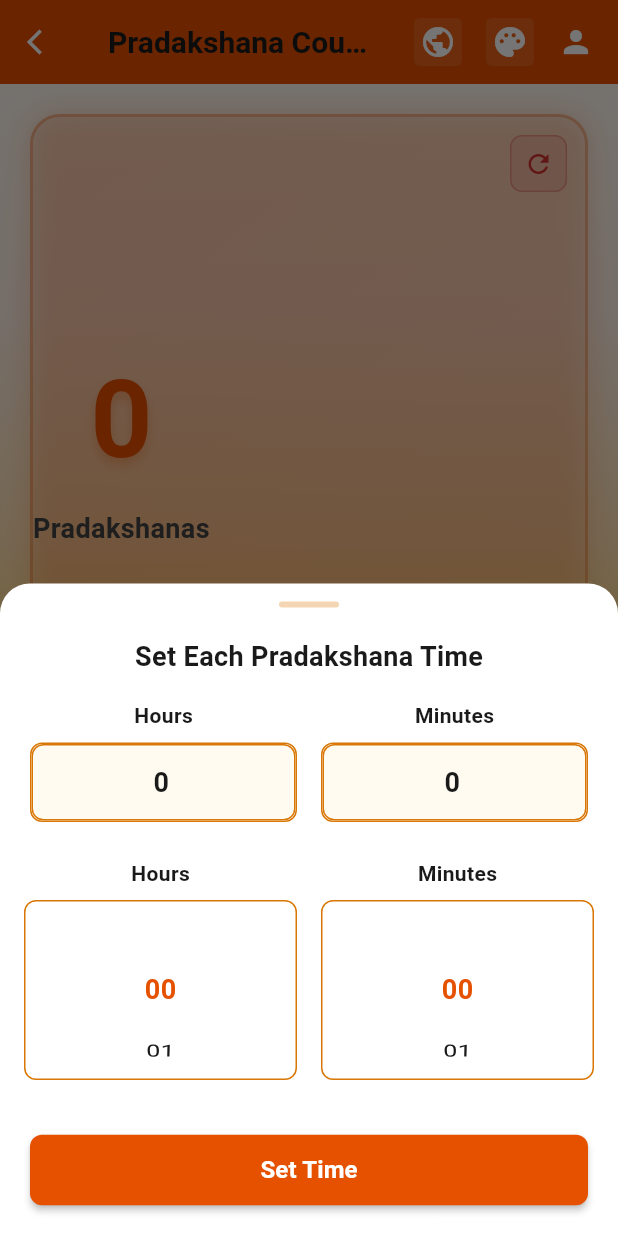
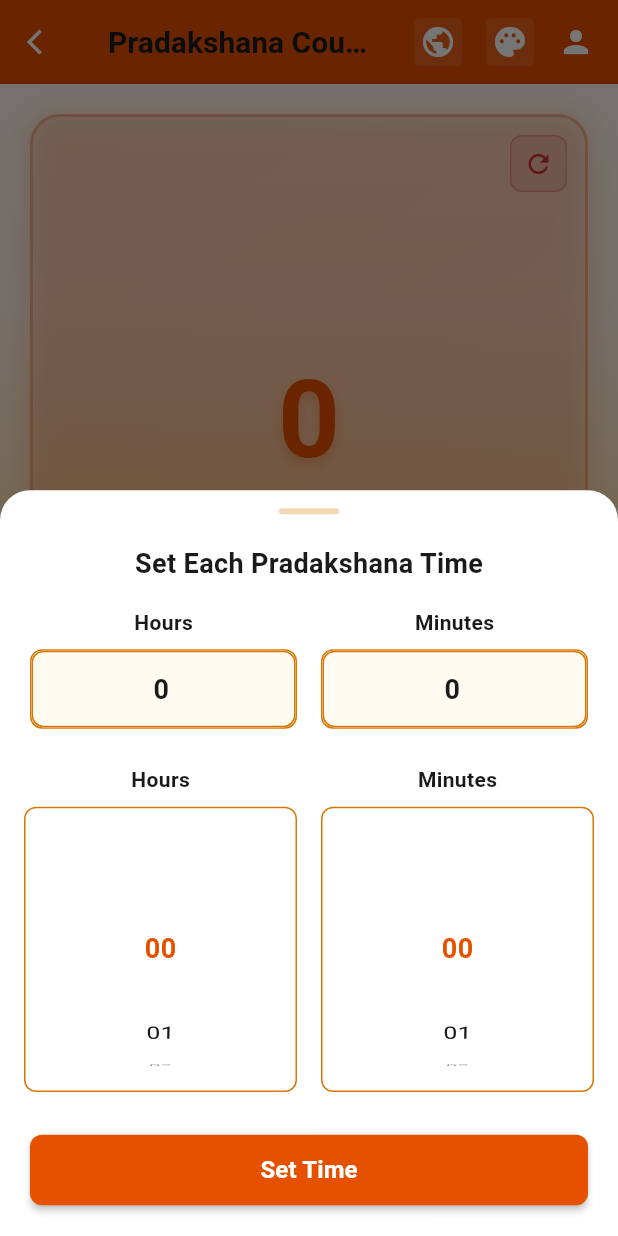
Before and after one commit to SkVk7/skvk-flutter, a Flutter app: the PradakshanaScreen screen opened by its route, after a tap on "Each Pradakshana Time", on a phone screen of 412 x 824 dp. Run offline on Flutter 3.47's test engine with Material 3 defaults, Android fonts, the light colour scheme and no system bars; our stand-ins replace dartz, equatable, flutter_riverpod, google_fonts, image_picker, lucide_flutter and 2 more; missing offline and left inert: universal_html; accounts and stored records are empty.

Commit message:
Enhance Pradakshana screen with dynamic cooldown handling and responsive UI adjustments. Implemented logic to enable button when cooldown duration is zero, improved layout for time selector with responsive height calculations, and ensured proper state management for cooldown duration updates.

```diff
--- a/lib/screens/pradakshana_screen.dart
+++ b/lib/screens/pradakshana_screen.dart
@@ -182,6 +182,15 @@ class _PradakshanaScreenState extends ConsumerState<PradakshanaScreen>
 
   // Calculate dynamic cooldown based on time difference
   void _calculateAndApplyDynamicCooldown() {
+    // If cooldown duration is zero, button should always be enabled
+    if (_cooldownDuration.inSeconds == 0) {
+      setState(() {
+        _isButtonDisabled = false;
+        _remainingCooldown = Duration.zero;
+      });
+      return;
+    }
+
     if (_lastTriggerTime == null) {
       // No previous trigger, button should be enabled
       setState(() {
@@ -395,7 +404,8 @@ class _PradakshanaScreenState extends ConsumerState<PradakshanaScreen>
     setState(() {
       _pradakshanaCount++;
       _lastTriggerTime = DateTime.now();
-      _isButtonDisabled = true;
+      // Only disable button if cooldown duration is greater than zero
+      _isButtonDisabled = _cooldownDuration.inSeconds > 0;
     });
 
     // Save count and trigger time to storage
@@ -407,8 +417,8 @@ class _PradakshanaScreenState extends ConsumerState<PradakshanaScreen>
       _countAnimationController.reverse();
     });
 
-    // Start dynamic cooldown timer
-    _startDynamicCooldownTimer();
+    // Calculate and apply cooldown immediately (handles zero cooldown case)
+    _calculateAndApplyDynamicCooldown();
   }
 
 
@@ -435,20 +445,35 @@ class _PradakshanaScreenState extends ConsumerState<PradakshanaScreen>
     showModalBottomSheet(
       context: context,
       backgroundColor: Colors.transparent,
+      isScrollControlled: true,
       builder: (context) => _buildTimeSelectorSheet(),
     );
   }
 
   Widget _buildTimeSelectorSheet() {
+    return LayoutBuilder(
+      builder: (context, constraints) {
+        // Calculate responsive max height based on screen size and safe area
+        final screenHeight = MediaQuery.of(context).size.height;
+        final safeAreaPadding = MediaQuery.of(context).padding;
+        final availableHeight = screenHeight - safeAreaPadding.top - safeAreaPadding.bottom;
+        final maxHeight = ResponsiveSystem.responsive(
+          context,
+          mobile: availableHeight * 0.85,
+          tablet: availableHeight * 0.80,
+          desktop: availableHeight * 0.75,
+          largeDesktop: availableHeight * 0.75,
+        );
+
         return Container(
           constraints: BoxConstraints(
-        maxHeight: MediaQuery.of(context).size.height * 0.8,
+            maxHeight: maxHeight,
           ),
           decoration: BoxDecoration(
             color: ThemeProperties.getSurfaceColor(context),
             borderRadius: BorderRadius.only(
-          topLeft: Radius.circular(20),
-          topRight: Radius.circular(20),
+              topLeft: Radius.circular(ResponsiveSystem.borderRadius(context, baseRadius: 20)),
+              topRight: Radius.circular(ResponsiveSystem.borderRadius(context, baseRadius: 20)),
             ),
           ),
           child: Column(
@@ -465,6 +490,13 @@ class _PradakshanaScreenState extends ConsumerState<PradakshanaScreen>
                 ),
               ),
 
+              // Scrollable content
+              Flexible(
+                child: SingleChildScrollView(
+                  padding: EdgeInsets.zero,
+                  child: Column(
+                    mainAxisSize: MainAxisSize.min,
+                    children: [
                       // Title
                       Padding(
                         padding: ResponsiveSystem.symmetric(context, horizontal: 20, vertical: 8),
@@ -484,16 +516,38 @@ class _PradakshanaScreenState extends ConsumerState<PradakshanaScreen>
                         child: _buildEditableTimeInputs(),
                       ),
 
-          // Time selector with scroll wheels
-          Container(
-            height: ResponsiveSystem.spacing(context, baseSpacing: 200),
+                      // Time selector with scroll wheels - responsive sizing
+                      LayoutBuilder(
+                        builder: (context, innerConstraints) {
+                          // Calculate responsive height based on available space
+                          final availableSpace = maxHeight -
+                              ResponsiveSystem.spacing(context, baseSpacing: 200); // Account for other elements
+                          final scrollHeight = ResponsiveSystem.responsive(
+                            context,
+                            mobile: availableSpace * 0.5,
+                            tablet: availableSpace * 0.55,
+                            desktop: availableSpace * 0.60,
+                            largeDesktop: availableSpace * 0.60,
+                          ).clamp(
+                            ResponsiveSystem.spacing(context, baseSpacing: 150),
+                            ResponsiveSystem.spacing(context, baseSpacing: 280),
+                          );
+
+                          return Container(
+                            constraints: BoxConstraints(
+                              maxHeight: scrollHeight,
+                              minHeight: ResponsiveSystem.spacing(context, baseSpacing: 150),
+                            ),
+                            height: scrollHeight,
                             padding: ResponsiveSystem.all(context, baseSpacing: 16),
-            child: _buildCrownTimeSelector(),
+                            child: _buildCrownTimeSelector(scrollHeight),
+                          );
+                        },
                       ),
 
                       // Save button
                       Padding(
-            padding: ResponsiveSystem.symmetric(context, horizontal: 20),
+                        padding: ResponsiveSystem.symmetric(context, horizontal: 20, vertical: 12),
                         child: SizedBox(
                           width: double.infinity,
                           child: ElevatedButton(
@@ -502,7 +556,6 @@ class _PradakshanaScreenState extends ConsumerState<PradakshanaScreen>
                               // Recalculate cooldown with new time setting
                               _calculateAndApplyDynamicCooldown();
                               Navigator.pop(context);
-                  _showMessage('Time set to ${_cooldownDuration.inHours}h ${_cooldownDuration.inMinutes % 60}m');
                             },
                             style: ElevatedButton.styleFrom(
                               backgroundColor: ThemeProperties.getPrimaryColor(context),
@@ -523,9 +576,16 @@ class _PradakshanaScreenState extends ConsumerState<PradakshanaScreen>
                         ),
                       ),
 
-          ResponsiveSystem.sizedBox(context, height: 20),
+                      // Bottom padding for safe area
+                      SizedBox(height: MediaQuery.of(context).padding.bottom + ResponsiveSystem.spacing(context, baseSpacing: 8)),
                     ],
                   ),
+                ),
+              ),
+            ],
+          ),
+        );
+      },
     );
   }
 
@@ -665,12 +725,29 @@ class _PradakshanaScreenState extends ConsumerState<PradakshanaScreen>
     );
   }
 
-  Widget _buildCrownTimeSelector() {
+  Widget _buildCrownTimeSelector(double containerHeight) {
+    // Calculate responsive itemExtent based on container height
+    // Show 3-4 visible items, with some padding
+    // Subtract padding and label space from container height
+    final padding = ResponsiveSystem.spacing(context, baseSpacing: 16) * 2; // top and bottom padding
+    final labelHeight = ResponsiveSystem.spacing(context, baseSpacing: 28); // label and spacing
+    final scrollViewHeight = (containerHeight - padding - labelHeight).clamp(
+      ResponsiveSystem.spacing(context, baseSpacing: 120),
+      ResponsiveSystem.spacing(context, baseSpacing: 220),
+    );
+
+    // Calculate itemExtent to show 3-4 items (25-33% of scrollViewHeight per item)
+    final itemExtent = (scrollViewHeight / 3.5).clamp(
+      ResponsiveSystem.spacing(context, baseSpacing: 35),
+      ResponsiveSystem.spacing(context, baseSpacing: 60),
+    );
+
     return Row(
       children: [
         // Hours scroll wheel
         Expanded(
           child: Column(
+            mainAxisSize: MainAxisSize.min,
             children: [
               Text(
                 'Hours',
@@ -681,8 +758,13 @@ class _PradakshanaScreenState extends ConsumerState<PradakshanaScreen>
                 ),
               ),
               ResponsiveSystem.sizedBox(context, height: 8),
-              Container(
-                height: ResponsiveSystem.spacing(context, baseSpacing: 120),
+              Flexible(
+                child: Container(
+                  constraints: BoxConstraints(
+                    maxHeight: scrollViewHeight,
+                    minHeight: ResponsiveSystem.spacing(context, baseSpacing: 120),
+                  ),
+                  height: scrollViewHeight,
                   decoration: BoxDecoration(
                     color: ThemeProperties.getSurfaceColor(context),
                     borderRadius: ResponsiveSystem.circular(context, baseRadius: 8),
@@ -693,9 +775,10 @@ class _PradakshanaScreenState extends ConsumerState<PradakshanaScreen>
                   ),
                   child: ListWheelScrollView.useDelegate(
                     controller: _hoursScrollController,
-                  itemExtent: ResponsiveSystem.spacing(context, baseSpacing: 40),
+                    itemExtent: itemExtent,
                     perspective: 0.005,
                     diameterRatio: 1.2,
+                    physics: const FixedExtentScrollPhysics(),
                     onSelectedItemChanged: (index) {
                       setState(() {
                         final hours = index;
@@ -710,6 +793,9 @@ class _PradakshanaScreenState extends ConsumerState<PradakshanaScreen>
                         final isSelected = index == _cooldownDuration.inHours;
                         return Container(
                           alignment: Alignment.center,
+                          padding: EdgeInsets.symmetric(
+                            vertical: ResponsiveSystem.spacing(context, baseSpacing: 4),
+                          ),
                           child: Text(
                             index.toString().padLeft(2, '0'),
                             style: TextStyle(
@@ -726,6 +812,7 @@ class _PradakshanaScreenState extends ConsumerState<PradakshanaScreen>
                     ),
                   ),
                 ),
+              ),
             ],
           ),
         ),
@@ -735,6 +822,7 @@ class _PradakshanaScreenState extends ConsumerState<PradakshanaScreen>
         // Minutes scroll wheel
         Expanded(
           child: Column(
+            mainAxisSize: MainAxisSize.min,
             children: [
               Text(
                 'Minutes',
@@ -745,8 +833,13 @@ class _PradakshanaScreenState extends ConsumerState<PradakshanaScreen>
                 ),
               ),
               ResponsiveSystem.sizedBox(context, height: 8),
-              Container(
-                height: ResponsiveSystem.spacing(context, baseSpacing: 120),
+              Flexible(
+                child: Container(
+                  constraints: BoxConstraints(
+                    maxHeight: scrollViewHeight,
+                    minHeight: ResponsiveSystem.spacing(context, baseSpacing: 120),
+                  ),
+                  height: scrollViewHeight,
                   decoration: BoxDecoration(
                     color: ThemeProperties.getSurfaceColor(context),
                     borderRadius: ResponsiveSystem.circular(context, baseRadius: 8),
@@ -757,9 +850,10 @@ class _PradakshanaScreenState extends ConsumerState<PradakshanaScreen>
                   ),
                   child: ListWheelScrollView.useDelegate(
                     controller: _minutesScrollController,
-                  itemExtent: ResponsiveSystem.spacing(context, baseSpacing: 40),
+                    itemExtent: itemExtent,
                     perspective: 0.005,
                     diameterRatio: 1.2,
+                    physics: const FixedExtentScrollPhysics(),
                     onSelectedItemChanged: (index) {
                       setState(() {
                         final hours = _cooldownDuration.inHours;
@@ -774,6 +868,9 @@ class _PradakshanaScreenState extends ConsumerState<PradakshanaScreen>
                         final isSelected = index == (_cooldownDuration.inMinutes % 60);
                         return Container(
                           alignment: Alignment.center,
+                          padding: EdgeInsets.symmetric(
+                            vertical: ResponsiveSystem.spacing(context, baseSpacing: 4),
+                          ),
                           child: Text(
                             index.toString().padLeft(2, '0'),
                             style: TextStyle(
@@ -787,6 +884,7 @@ class _PradakshanaScreenState extends ConsumerState<PradakshanaScreen>
                         );
                       },
                       childCount: 60, // 0-59 minutes
+                    ),
                   ),
                 ),
               ),
@@ -926,6 +1024,7 @@ class _PradakshanaScreenState extends ConsumerState<PradakshanaScreen>
         ],
       ),
       child: Stack(
+        alignment: Alignment.center,
         children: [
           // Reset button in top right corner
           Positioned(
@@ -951,9 +1050,10 @@ class _PradakshanaScreenState extends ConsumerState<PradakshanaScreen>
               ),
             ),
           ),
-          // Main content
+          // Main content - centered
           Column(
             mainAxisAlignment: MainAxisAlignment.center,
+            crossAxisAlignment: CrossAxisAlignment.center,
             children: [
 
           // Count display with animation
@@ -964,6 +1064,7 @@ class _PradakshanaScreenState extends ConsumerState<PradakshanaScreen>
                 scale: _countScaleAnimation.value,
                 child: FittedBox(
                   fit: BoxFit.scaleDown,
+                  alignment: Alignment.center,
                   child: Text(
                     '$_pradakshanaCount',
                     style: TextStyle(
```
Lines whose indentation alone changed are shown as unchanged.
